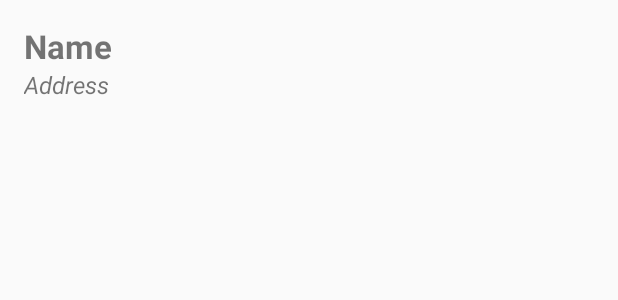
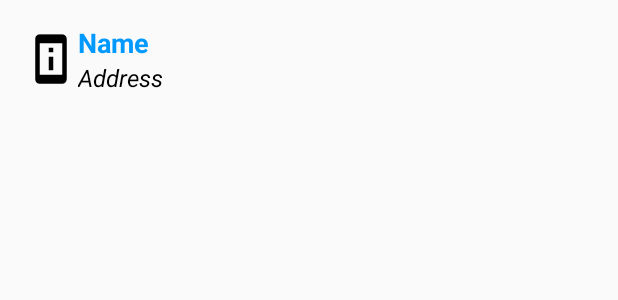
Before and after one commit to henry-sabogal/ControlDiabetes, an Android app: the layout recycler_view_devices.xml on its own in the app's theme, with its tools: preview values and no code run, on a phone screen of 412 x 824 dp. Shown: the top 300 px of the screen. Run offline under Robolectric (Android 15) with nearby library versions, the phone set to English and light mode, and no system bars.

Commit message:
Design Select Device Activity

```diff
--- a/app/src/main/AndroidManifest.xml
+++ b/app/src/main/AndroidManifest.xml
@@ -25,7 +25,7 @@
         <activity
             android:name=".SelectDeviceActivity"
             android:label="@string/title_activity_select_device"
-            android:theme="@style/AppTheme.Launcher" />
+            android:theme="@style/AppTheme.NoActionBar" />
         <activity android:name=".MainActivity" android:theme="@style/SplashTheme">
             <intent-filter>
                 <action android:name="android.intent.action.MAIN" />
--- a/app/src/main/java/com/mastergenova/controldiabetes/SelectDeviceActivity.java
+++ b/app/src/main/java/com/mastergenova/controldiabetes/SelectDeviceActivity.java
@@ -33,6 +33,7 @@ public class SelectDeviceActivity extends AppCompatActivity {
         super.onCreate(savedInstanceState);
         setContentView(R.layout.activity_select_device);
         Toolbar toolbar = findViewById(R.id.toolbar);
+        toolbar.setTitle("Diabetes Control");
         setSupportActionBar(toolbar);
 
         recyclerView = (RecyclerView) findViewById(R.id.devices_recycler_view);
--- a/app/src/main/res/layout/recycler_view_devices.xml
+++ b/app/src/main/res/layout/recycler_view_devices.xml
@@ -1,14 +1,27 @@
 <?xml version="1.0" encoding="utf-8"?>
 <LinearLayout xmlns:android="http://schemas.android.com/apk/res/android"
-    android:orientation="vertical" android:layout_width="match_parent"
+    android:orientation="horizontal" android:layout_width="match_parent"
     android:layout_height="wrap_content"
     android:padding="16dp">
+
+    <ImageView
+        android:layout_width="wrap_content"
+        android:layout_height="wrap_content"
+        android:src="@drawable/baseline_perm_device_information_black_36"
+        android:layout_gravity="center"
+        />
+
+    <LinearLayout
+        android:layout_width="match_parent"
+        android:layout_height="wrap_content"
+        android:orientation="vertical">
 
         <TextView
             android:layout_width="match_parent"
             android:layout_height="wrap_content"
             android:textStyle="bold"
-        android:textSize="22dp"
+            android:textSize="18dp"
+            android:textColor="@color/colorPrimaryDark"
             android:text="Name"
             android:id="@+id/txtName" />
 
@@ -18,5 +31,10 @@
             android:textStyle="italic"
             android:textSize="16dp"
             android:text="Address"
+            android:textColor="@color/colorBlack"
             android:id="@+id/txtAddress" />
+
     </LinearLayout>
+
+
+</LinearLayout>
--- a/app/src/main/res/values/colors.xml
+++ b/app/src/main/res/values/colors.xml
@@ -3,4 +3,6 @@
     <color name="colorPrimary">#0f0e36</color>
     <color name="colorPrimaryDark">#09f</color>
     <color name="colorAccent">#D81B60</color>
+    <color name="colorWhite">#ffffff</color>
+    <color name="colorBlack">#000000</color>
 </resources>
--- a/app/src/main/res/values/strings.xml
+++ b/app/src/main/res/values/strings.xml
@@ -34,6 +34,8 @@
     <string name="watch_data">Watch Data</string>
     <string name="genre_label">Genre</string>
 
+    <string name="listPairedDevices">List Paired Devices</string>
+
     <string name="intro_message">
         <![CDATA[
 
```
Also changed, not shown: app/src/main/res/drawable/baseline_perm_device_information_24.xml (added, +10 -0 lines), app/src/main/res/layout/activity_select_device.xml (+14 -1 lines), app/src/main/res/drawable-hdpi/baseline_perm_device_information_black_36.png (added), app/src/main/res/drawable-mdpi/baseline_perm_device_information_black_36.png (added), app/src/main/res/drawable-xhdpi/baseline_perm_device_information_black_36.png (added), app/src/main/res/drawable-xxhdpi/baseline_perm_device_information_black_36.png (added), app/src/main/res/drawable-xxxhdpi/baseline_perm_device_information_black_36.png (added). Lines whose indentation alone changed are shown as unchanged.
